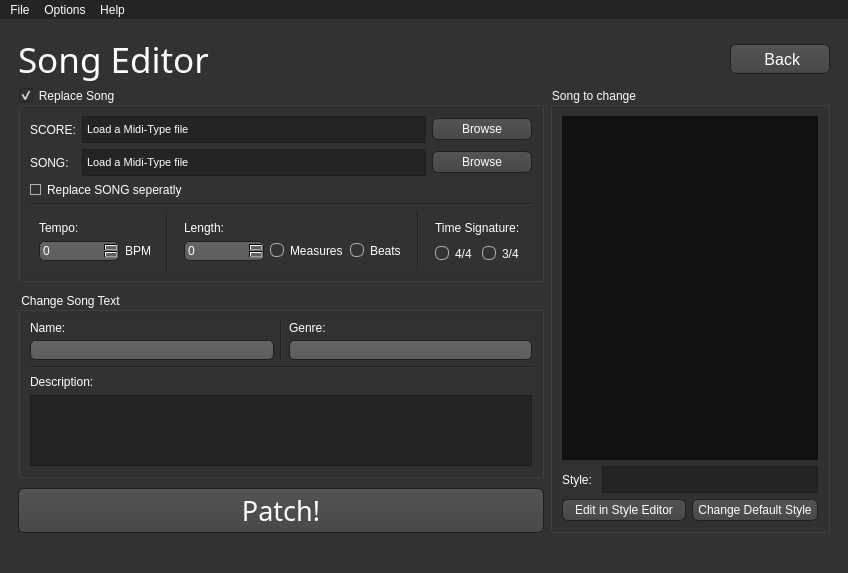
This is WiiMusicPlus.ui in BenjaminHalko/WiiMusicEditorPlus as Qt 5 draws it before an edit. The edited form follows.
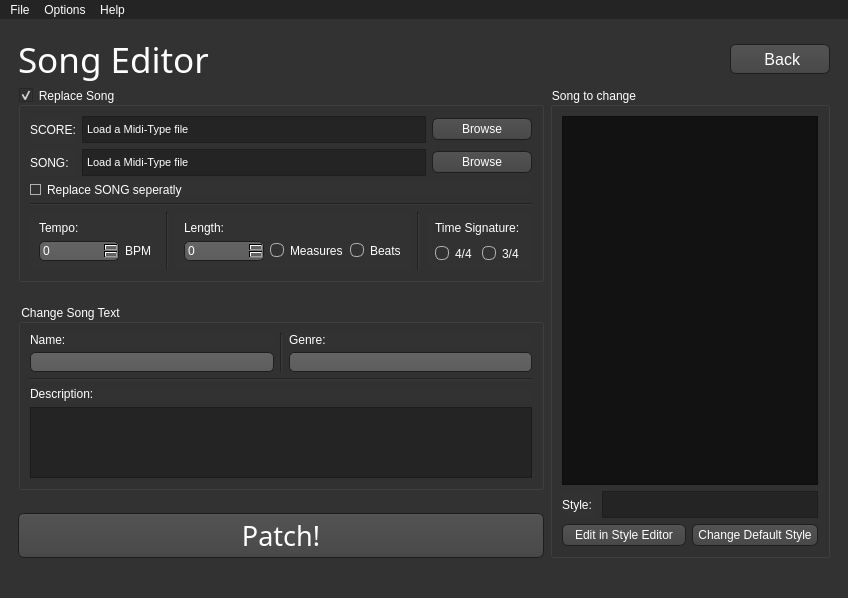
This is the edited form. The open tabs and pages were chosen to show the change. Icons and pictures are not drawn.

Patch:
```diff
--- a/WiiMusicPlus.ui
+++ b/WiiMusicPlus.ui
@@ -6,8 +6,8 @@
    <rect>
     <x>0</x>
     <y>0</y>
-    <width>829</width>
-    <height>573</height>
+    <width>839</width>
+    <height>598</height>
    </rect>
   </property>
   <property name="palette">
@@ -2039,7 +2039,7 @@
                 </widget>
                </item>
                <item>
-                <widget class="QPlainTextEdit" name="SE_ChangeSongText_Desc_Input">
+                <widget class="QTextEdit" name="SE_ChangeSongText_Desc_Input">
                  <property name="minimumSize">
                   <size>
                    <width>0</width>
@@ -2055,9 +2055,6 @@
                  <property name="acceptDrops">
                   <bool>false</bool>
                  </property>
-                 <property name="plainText">
-                  <string/>
-                 </property>
                 </widget>
                </item>
               </layout>
```
Left out of the diff: 4 changed lines with no effect on the pictures.
